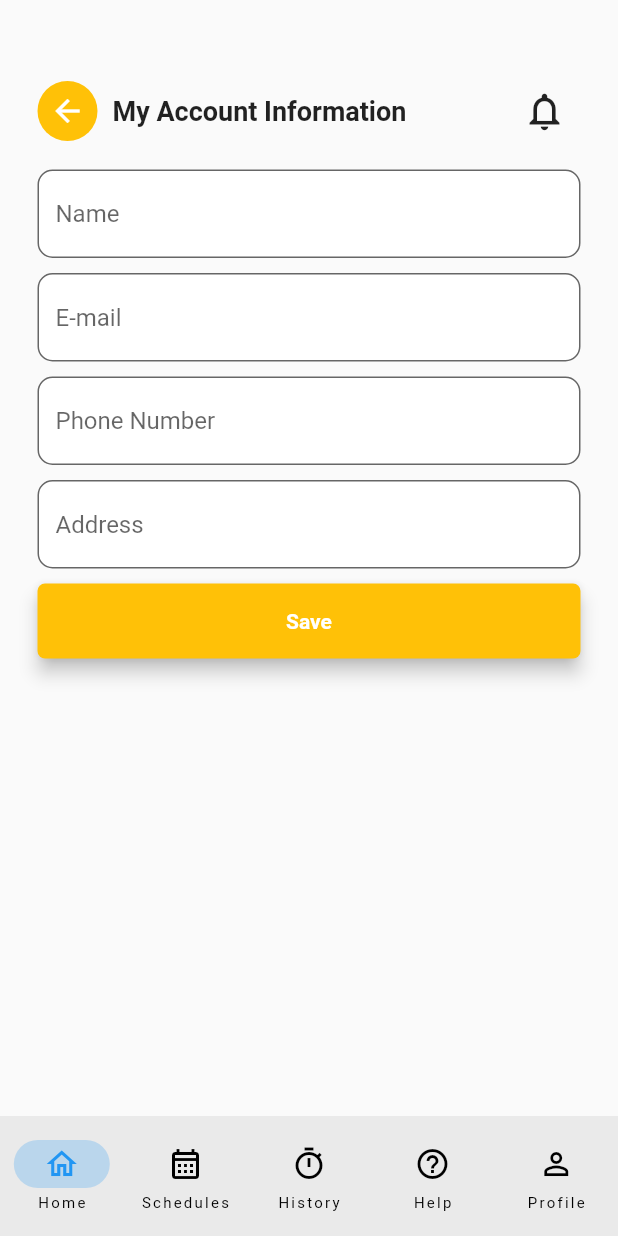
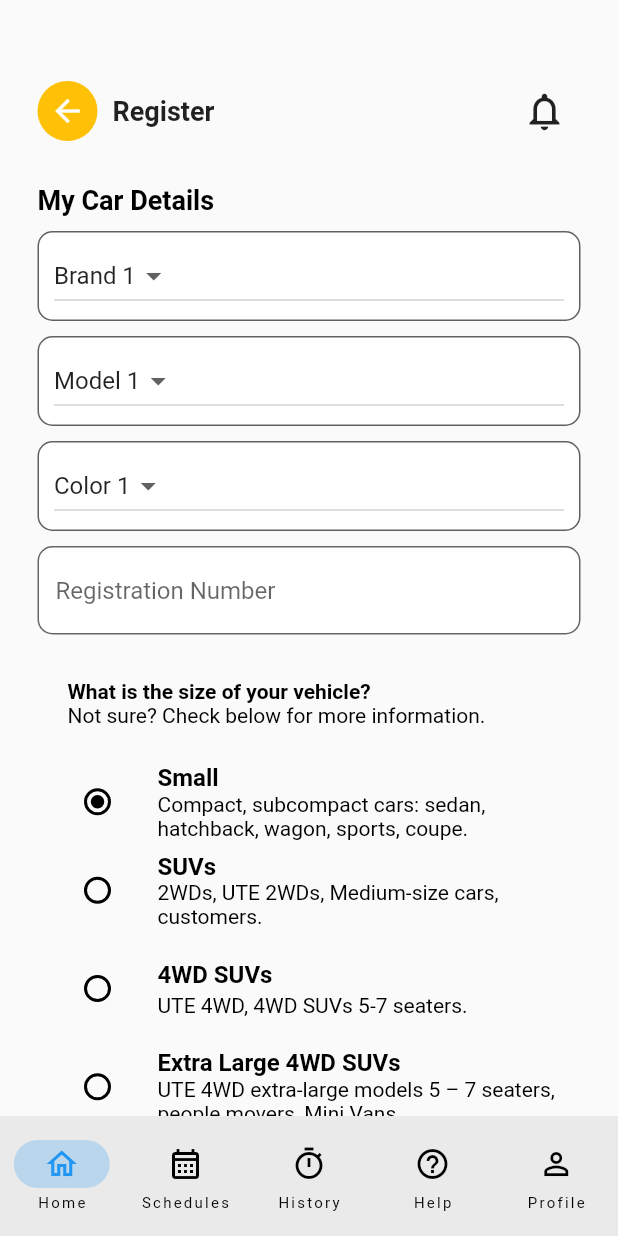
Before and after one commit to BerDavoglio/carnawash, a Flutter app: the screen it shows after launch, on a phone screen of 412 x 824 dp. Run offline on Flutter 3.47's test engine with Material 2 defaults, Android fonts, the phone set to English and light mode, and no system bars; our stand-ins replace flutter_rating_bar, mask_text_input_formatter, table_calendar.

Commit message:
Creating VehiclesPage and VehiclesEditPage

```diff
--- a/app_client/lib/ui/components/app.dart
+++ b/app_client/lib/ui/components/app.dart
@@ -15,7 +15,7 @@ class MyApp extends StatelessWidget {
         primarySwatch: Colors.blue,
       ),
       routes: {
-        AppRoutes.HOME: (_) => const AccountPage(),
+        AppRoutes.HOME: (_) => const VehiclesEditPage(),
         AppRoutes.LOGIN: (_) => const LoginPage(),
         AppRoutes.SCHEDULE: (_) => const SchedulePage(),
         AppRoutes.SCHEDULES: (_) => const SchedulesPage(),
@@ -24,6 +24,8 @@ class MyApp extends StatelessWidget {
         AppRoutes.HELP: (_) => const HelpPage(),
         AppRoutes.PERFIL: (_) => const PerfilPage(),
         AppRoutes.ACCOUNT: (_) => const AccountPage(),
+        AppRoutes.VEHICLES: (_) => const VehiclesPage(),
+        AppRoutes.VEHICLES_EDIT: (_) => const VehiclesEditPage(),
       },
     );
   }
--- a/app_client/lib/ui/pages/pages.dart
+++ b/app_client/lib/ui/pages/pages.dart
@@ -7,3 +7,5 @@ export './perfil_page.dart';
 export './rating_page.dart';
 export './schedule_page.dart';
 export './schedules_page.dart';
+export './vehicles_edit_page.dart';
+export './vehicles_page.dart';
--- /dev/null
+++ b/app_client/lib/ui/pages/vehicles_edit_page.dart
@@ -0,0 +1,375 @@
+import 'package:flutter/material.dart';
+
+import '../ui.dart';
+
+class VehiclesEditPage extends StatefulWidget {
+  const VehiclesEditPage({super.key});
+
+  @override
+  State<VehiclesEditPage> createState() => _VehiclesEditPageState();
+}
+
+class _VehiclesEditPageState extends State<VehiclesEditPage> {
+  TextEditingController registrationController = TextEditingController();
+  List<String> listBrand = ['Brand 1', 'Brand 2', 'Brand 3'];
+  List<String> listModel = ['Model 1', 'Model 2', 'Model 3'];
+  List<String> listColor = ['Color 1', 'Color 2', 'Color 3'];
+  String? brandSelected;
+  String? modelSelected;
+  String? colorSelected;
+  int sizeSelected = 1;
+  bool edit = false;
+
+  @override
+  void initState() {
+    super.initState();
+
+    brandSelected = listBrand[0];
+    modelSelected = listModel[0];
+    colorSelected = listColor[0];
+  }
+
+  @override
+  Widget build(BuildContext context) {
+    return Scaffold(
+      bottomNavigationBar: navigationBarComponent(context),
+      body: SingleChildScrollView(
+        child: Padding(
+          padding: const EdgeInsets.only(
+            top: 50,
+            left: 25,
+            right: 25,
+          ),
+          child: Column(
+            mainAxisAlignment: MainAxisAlignment.start,
+            crossAxisAlignment: CrossAxisAlignment.start,
+            children: [
+              Row(
+                mainAxisAlignment: MainAxisAlignment.spaceBetween,
+                children: [
+                  Row(
+                    children: [
+                      Padding(
+                        padding: const EdgeInsets.only(right: 10),
+                        child: CircleAvatar(
+                          radius: 20,
+                          backgroundColor: Colors.amber,
+                          child: IconButton(
+                            iconSize: 24,
+                            color: Colors.white,
+                            onPressed: () {},
+                            icon: const Icon(
+                              Icons.arrow_back,
+                            ),
+                          ),
+                        ),
+                      ),
+                      Text(
+                        edit ? 'Edit Vehicle' : 'Register',
+                        style: const TextStyle(
+                          fontSize: 18,
+                          fontWeight: FontWeight.bold,
+                        ),
+                      )
+                    ],
+                  ),
+                  IconButton(
+                    iconSize: 30,
+                    onPressed: () {},
+                    icon: const Icon(
+                      Icons.notifications_outlined,
+                    ),
+                  )
+                ],
+              ),
+              const SizedBox(height: 15),
+              Column(
+                crossAxisAlignment: CrossAxisAlignment.start,
+                children: [
+                  const Padding(
+                    padding: EdgeInsets.symmetric(vertical: 10),
+                    child: Text(
+                      'My Car Details',
+                      style: TextStyle(
+                        fontSize: 18,
+                        color: Colors.black,
+                        fontWeight: FontWeight.bold,
+                      ),
+                    ),
+                  ),
+                  Column(
+                    children: [
+                      Container(
+                        width: MediaQuery.of(context).size.width * 0.9,
+                        decoration: BoxDecoration(
+                            color: Colors.white,
+                            border: Border.all(color: Colors.grey[700]!),
+                            borderRadius:
+                                const BorderRadius.all(Radius.circular(10))),
+                        child: DropdownButton(
+                          padding: const EdgeInsets.symmetric(
+                            vertical: 5,
+                            horizontal: 10,
+                          ),
+                          value: brandSelected,
+                          items: listBrand
+                              .map((item) => DropdownMenuItem<String>(
+                                    value: item,
+                                    child: Text(item),
+                                  ))
+                              .toList(),
+                          onChanged: (item) => setState(() {
+                            brandSelected = item!;
+                          }),
+                        ),
+                      ),
+                      const SizedBox(
+                        height: 10,
+                      ),
+                      Container(
+                        width: MediaQuery.of(context).size.width * 0.9,
+                        decoration: BoxDecoration(
+                            color: Colors.white,
+                            border: Border.all(color: Colors.grey[700]!),
+                            borderRadius:
+                                const BorderRadius.all(Radius.circular(10))),
+                        child: DropdownButton(
+                          padding: const EdgeInsets.symmetric(
+                            vertical: 5,
+                            horizontal: 10,
+                          ),
+                          value: modelSelected,
+                          items: listModel
+                              .map((item) => DropdownMenuItem<String>(
+                                    value: item,
+                                    child: Text(item),
+                                  ))
+                              .toList(),
+                          onChanged: (item) => setState(() {
+                            modelSelected = item!;
+                          }),
+                        ),
+                      ),
+                      const SizedBox(
+                        height: 10,
+                      ),
+                      Container(
+                        width: MediaQuery.of(context).size.width * 0.9,
+                        decoration: BoxDecoration(
+                            color: Colors.white,
+                            border: Border.all(color: Colors.grey[700]!),
+                            borderRadius:
+                                const BorderRadius.all(Radius.circular(10))),
+                        child: DropdownButton(
+                          padding: const EdgeInsets.symmetric(
+                            vertical: 5,
+                            horizontal: 10,
+                          ),
+                          value: colorSelected,
+                          items: listColor
+                              .map((item) => DropdownMenuItem<String>(
+                                    value: item,
+                                    child: Text(item),
+                                  ))
+                              .toList(),
+                          onChanged: (item) => setState(() {
+                            colorSelected = item!;
+                          }),
+                        ),
+                      ),
+                      const SizedBox(
+                        height: 10,
+                      ),
+                      geralTextInput(
+                        context: context,
+                        text: 'Registration Number',
+                        textController: registrationController,
+                      ),
+                      SizedBox(
+                        width: MediaQuery.of(context).size.width,
+                        child: const Padding(
+                          padding: EdgeInsets.all(20),
+                          child: Column(
+                            crossAxisAlignment: CrossAxisAlignment.start,
+                            children: [
+                              Text(
+                                'What is the size of your vehicle?',
+                                style: TextStyle(
+                                  color: Colors.black,
+                                  fontWeight: FontWeight.bold,
+                                ),
+                              ),
+                              Text(
+                                'Not sure? Check below for more information.',
+                                style: TextStyle(
+                                  color: Colors.black,
+                                ),
+                              ),
+                            ],
+                          ),
+                        ),
+                      ),
+                      Column(
+                        mainAxisAlignment: MainAxisAlignment.start,
+                        children: <Widget>[
+                          SizedBox(
+                            width: MediaQuery.of(context).size.width,
+                            child: ListTile(
+                              title: const Text(
+                                'Small',
+                                style: TextStyle(
+                                  color: Colors.black,
+                                  fontWeight: FontWeight.bold,
+                                ),
+                              ),
+                              subtitle: const Text(
+                                'Compact, subcompact cars: sedan, hatchback, wagon, sports, coupe.',
+                                style: TextStyle(
+                                  color: Colors.black,
+                                ),
+                              ),
+                              leading: Radio(
+                                value: 1,
+                                groupValue: sizeSelected,
+                                fillColor: MaterialStateColor.resolveWith(
+                                  (states) => Colors.black,
+                                ),
+                                onChanged: (value) {
+                                  setState(() {
+                                    sizeSelected = value!;
+                                  });
+                                },
+                              ),
+                            ),
+                          ),
+                          SizedBox(
+                            width: MediaQuery.of(context).size.width,
+                            child: ListTile(
+                              title: const Text(
+                                'SUVs',
+                                style: TextStyle(
+                                  color: Colors.black,
+                                  fontWeight: FontWeight.bold,
+                                ),
+                              ),
+                              subtitle: const Text(
+                                '2WDs, UTE 2WDs, Medium-size cars, customers.',
+                                style: TextStyle(
+                                  color: Colors.black,
+                                ),
+                              ),
+                              leading: Radio(
+                                value: 2,
+                                groupValue: sizeSelected,
+                                fillColor: MaterialStateColor.resolveWith(
+                                  (states) => Colors.black,
+                                ),
+                                onChanged: (value) {
+                                  setState(() {
+                                    sizeSelected = value!;
+                                  });
+                                },
+                              ),
+                            ),
+                          ),
+                          SizedBox(
+                            width: MediaQuery.of(context).size.width,
+                            child: ListTile(
+                              title: const Text(
+                                '4WD SUVs',
+                                style: TextStyle(
+                                  color: Colors.black,
+                                  fontWeight: FontWeight.bold,
+                                ),
+                              ),
+                              subtitle: const Text(
+                                'UTE 4WD, 4WD SUVs 5-7 seaters.',
+                                style: TextStyle(
+                                  color: Colors.black,
+                                ),
+                              ),
+                              leading: Radio(
+                                value: 3,
+                                groupValue: sizeSelected,
+                                fillColor: MaterialStateColor.resolveWith(
+                                  (states) => Colors.black,
+                                ),
+                                onChanged: (value) {
+                                  setState(() {
+                                    sizeSelected = value!;
+                                  });
+                                },
+                              ),
+                            ),
+                          ),
+                          SizedBox(
+                            width: MediaQuery.of(context).size.width,
+                            child: ListTile(
+                              title: const Text(
+                                'Extra Large 4WD SUVs',
+                                style: TextStyle(
+                                  color: Colors.black,
+                                  fontWeight: FontWeight.bold,
+                                ),
+                              ),
+                              subtitle: const Text(
+                                'UTE 4WD extra-large models 5 – 7 seaters, people movers, Mini Vans.',
+                                style: TextStyle(
+                                  color: Colors.black,
+                                ),
+                              ),
+                              leading: Radio(
+                                value: 4,
+                                groupValue: sizeSelected,
+                                fillColor: MaterialStateColor.resolveWith(
+                                  (states) => Colors.black,
+                                ),
+                                onChanged: (value) {
+                                  setState(() {
+                                    sizeSelected = value!;
+                                  });
+                                },
+                              ),
+                            ),
+                          ),
+                        ],
+                      ),
+                      TextButton(
+                        style: ButtonStyle(
+                          elevation: MaterialStateProperty.all(5),
+                          fixedSize: MaterialStateProperty.all<Size>(
+                            Size(MediaQuery.of(context).size.width * 0.9, 50),
+                          ),
+                          backgroundColor: MaterialStateProperty.all<Color>(
+                            Colors.amber,
+                          ),
+                          shape:
+                              MaterialStateProperty.all<RoundedRectangleBorder>(
+                            RoundedRectangleBorder(
+                              borderRadius: BorderRadius.circular(5),
+                            ),
+                          ),
+                        ),
+                        onPressed: () {},
+                        child: const Text(
+                          'Save',
+                          style: TextStyle(
+                            fontWeight: FontWeight.bold,
+                            color: Colors.white,
+                          ),
+                        ),
+                      ),
+                    ],
+                  ),
+                  const SizedBox(
+                    height: 10,
+                  ),
+                ],
+              ),
+            ],
+          ),
+        ),
+      ),
+    );
+  }
+}
--- a/app_client/lib/ui/utils/app_routes.dart
+++ b/app_client/lib/ui/utils/app_routes.dart
@@ -8,4 +8,6 @@ class AppRoutes {
   static const HELP = '/help';
   static const PERFIL = '/perfil';
   static const ACCOUNT = '/account';
+  static const VEHICLES = '/vehicles';
+  static const VEHICLES_EDIT = '/vehicles_edit';
 }
```
Also changed, not shown: app_client/lib/ui/pages/vehicles_page.dart (added, +171 -0 lines).
